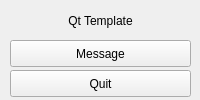
Qt form notes/templates/desktop/qt5/gui.ui (mekatronik-achmadi/archmate) before a commit.
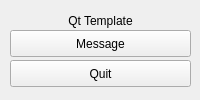
The same form after that commit.

Commit message: Template C++ Qt5

What changed in the file:
```diff
--- a/notes/templates/desktop/qt5/gui.ui
+++ b/notes/templates/desktop/qt5/gui.ui
@@ -34,7 +34,7 @@
     <property name="geometry">
      <rect>
       <x>10</x>
-      <y>40</y>
+      <y>30</y>
       <width>181</width>
       <height>27</height>
      </rect>
@@ -47,7 +47,7 @@
     <property name="geometry">
      <rect>
       <x>10</x>
-      <y>70</y>
+      <y>60</y>
       <width>181</width>
       <height>27</height>
      </rect>
```
